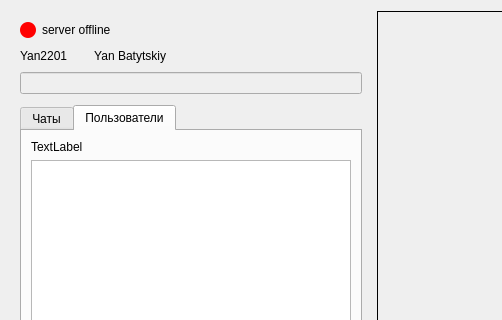
This is Shark_UI/screen_main_work.ui in YanBatytskiy/Shark_3_0_Qt as Qt 5 draws it before an edit; both pictures show x 0 to 502 and y 0 to 320 of the 1044 by 812 pixel window. The edited form follows.
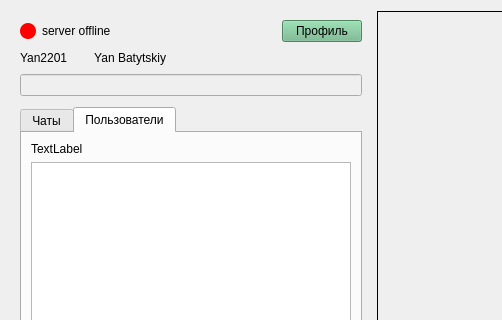
This is the edited form. Custom widgets are drawn as their Qt base class.

Patch:
```diff
--- a/Shark_UI/screen_main_work.ui
+++ b/Shark_UI/screen_main_work.ui
@@ -98,6 +98,16 @@
           </property>
          </spacer>
         </item>
+        <item>
+         <widget class="QPushButton" name="ProfilePushButton">
+          <property name="styleSheet">
+           <string notr="true">background-color: rgb(109, 182, 136);</string>
+          </property>
+          <property name="text">
+           <string>Профиль</string>
+          </property>
+         </widget>
+        </item>
        </layout>
       </item>
       <item>
```
